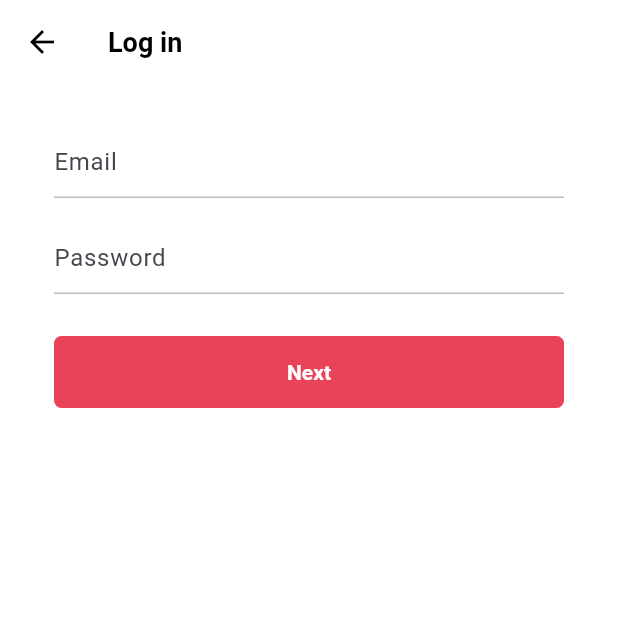
After one commit to Bryson-Joseph/lectures., a Flutter app: the LoginScreen screen opened directly, after a tap on "Use email & password", on a phone screen of 412 x 824 dp, the top half of it. The commit adds this screen. Run offline on Flutter 3.47's test engine with Material 3 defaults, Android fonts, the phone set to English and light mode, and no system bars; our stand-ins replace font_awesome_flutter, shared_preferences; accounts and stored records are empty.

Commit message:
login form

```diff
--- /dev/null
+++ b/tiktok_clone/lib/features/authentication/login_form_screen.dart
@@ -0,0 +1,105 @@
+import 'package:flutter/material.dart';
+import 'package:tiktok_clone/constants/gaps.dart';
+import 'package:tiktok_clone/constants/sizes.dart';
+import 'package:tiktok_clone/features/authentication/widgets/form_button.dart';
+
+class LoginFormScreen extends StatefulWidget {
+  const LoginFormScreen({super.key});
+
+  @override
+  State<LoginFormScreen> createState() => _LoginFormScreenState();
+}
+
+class _LoginFormScreenState extends State<LoginFormScreen> {
+  final GlobalKey<FormState> _formKey = GlobalKey<FormState>();
+
+  Map<String, String> formData = {};
+
+  void _onSubmitTap() {
+    if (_formKey.currentState != null) {
+      if (_formKey.currentState!.validate()) {
+        _formKey.currentState!.save();
+      }
+    }
+  }
+
+  @override
+  Widget build(BuildContext context) {
+    return Scaffold(
+      appBar: AppBar(
+        title: const Text('Log in'),
+      ),
+      body: Padding(
+        padding: const EdgeInsets.symmetric(
+          horizontal: Sizes.size36,
+        ),
+        child: Form(
+          key: _formKey,
+          child: Column(
+            children: [
+              Gaps.v28,
+              TextFormField(
+                decoration: InputDecoration(
+                  hintText: 'Email',
+                  enabledBorder: UnderlineInputBorder(
+                    borderSide: BorderSide(
+                      color: Colors.grey.shade400,
+                    ),
+                  ),
+                  focusedBorder: UnderlineInputBorder(
+                    borderSide: BorderSide(
+                      color: Colors.grey.shade400,
+                    ),
+                  ),
+                ),
+                validator: (value) {
+                  if (value != null && value.isEmpty) {
+                    return "Plase write your email";
+                  }
+                  return null;
+                },
+                onSaved: (newValue) {
+                  if (newValue != null) {
+                    formData['email'] = newValue;
+                  }
+                },
+              ),
+              Gaps.v16,
+              TextFormField(
+                decoration: InputDecoration(
+                  hintText: 'Password',
+                  enabledBorder: UnderlineInputBorder(
+                    borderSide: BorderSide(
+                      color: Colors.grey.shade400,
+                    ),
+                  ),
+                  focusedBorder: UnderlineInputBorder(
+                    borderSide: BorderSide(
+                      color: Colors.grey.shade400,
+                    ),
+                  ),
+                ),
+                validator: (value) {
+                  if (value != null && value.isEmpty) {
+                    return "Plase write your password";
+                  }
+                  return null;
+                },
+                onSaved: (newValue) {
+                  if (newValue != null) {
+                    formData['password'] = newValue;
+                  }
+                },
+              ),
+              Gaps.v28,
+              GestureDetector(
+                onTap: _onSubmitTap,
+                child: const FormButton(disabled: false),
+              )
+            ],
+          ),
+        ),
+      ),
+    );
+  }
+}
--- a/tiktok_clone/lib/features/authentication/login_screen.dart
+++ b/tiktok_clone/lib/features/authentication/login_screen.dart
@@ -2,6 +2,7 @@ import 'package:flutter/material.dart';
 import 'package:font_awesome_flutter/font_awesome_flutter.dart';
 import 'package:tiktok_clone/constants/gaps.dart';
 import 'package:tiktok_clone/constants/sizes.dart';
+import 'package:tiktok_clone/features/authentication/login_form_screen.dart';
 import 'package:tiktok_clone/features/authentication/widgets/auth_button.dart';
 
 class LoginScreen extends StatelessWidget {
@@ -9,24 +10,28 @@ class LoginScreen extends StatelessWidget {
 
   void _onSignUpTap(BuildContext context) {
     Navigator.of(context).pop();
+  }
 
-    void onEmailLoginTap(BuildContext context) {
-      Navigator.of(context).push(MaterialPageRoute(builder: builder));
-    }
+  void _onEmailLoginTap(BuildContext context) {
+    Navigator.of(context).push(
+      MaterialPageRoute(
+        builder: (context) => const LoginFormScreen(),
+      ),
+    );
   }
 
   @override
   Widget build(BuildContext context) {
     return Scaffold(
-      body: const SafeArea(
+      body: SafeArea(
         child: Padding(
-          padding: EdgeInsets.symmetric(
+          padding: const EdgeInsets.symmetric(
             horizontal: Sizes.size40,
           ),
           child: Column(
             children: [
               Gaps.v80,
-              Text(
+              const Text(
                 "Log in to TikTok",
                 style: TextStyle(
                   fontSize: Sizes.size24,
@@ -34,7 +39,7 @@ class LoginScreen extends StatelessWidget {
                 ),
               ),
               Gaps.v20,
-              Text(
+              const Text(
                 "Manage your account, check notifications, comment on videos, and more.",
                 style: TextStyle(
                   fontSize: Sizes.size16,
@@ -43,12 +48,15 @@ class LoginScreen extends StatelessWidget {
                 textAlign: TextAlign.center,
               ),
               Gaps.v40,
-              AuthButton(
-                icon: FaIcon(FontAwesomeIcons.user),
-                text: "Use email & password",
+              GestureDetector(
+                onTap: () => _onEmailLoginTap(context),
+                child: const AuthButton(
+                  icon: FaIcon(FontAwesomeIcons.user),
+                  text: "Use email & password",
+                ),
               ),
               Gaps.v16,
-              AuthButton(
+              const AuthButton(
                 icon: FaIcon(FontAwesomeIcons.apple),
                 text: "Continue with Apple",
               ),
```
